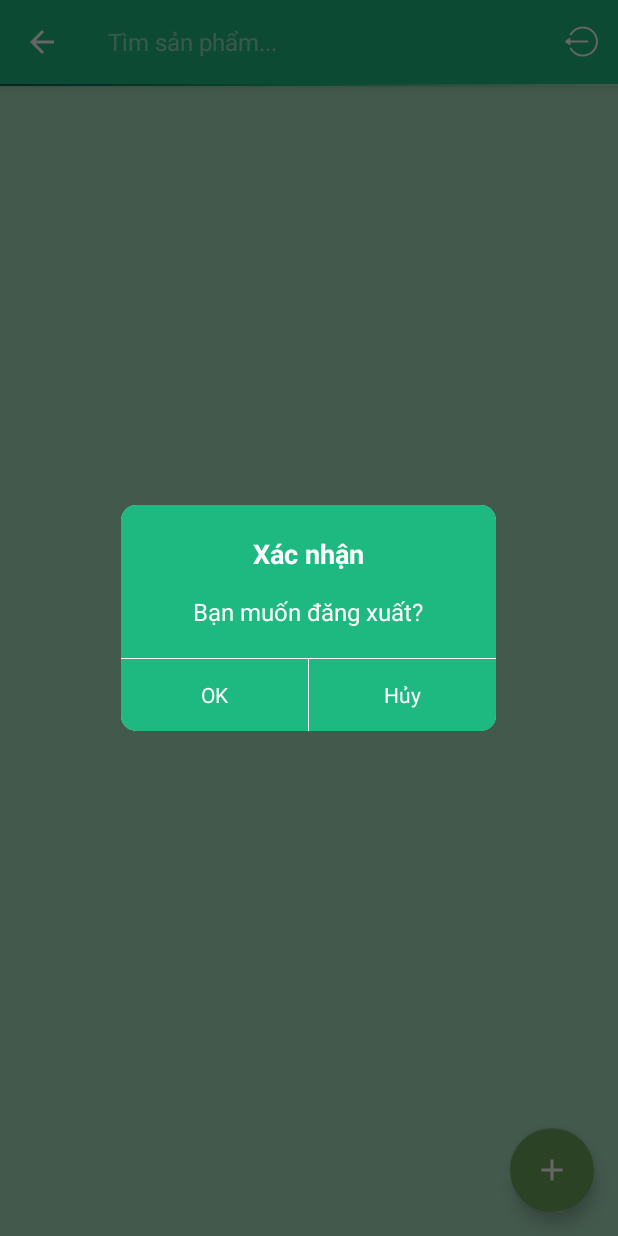
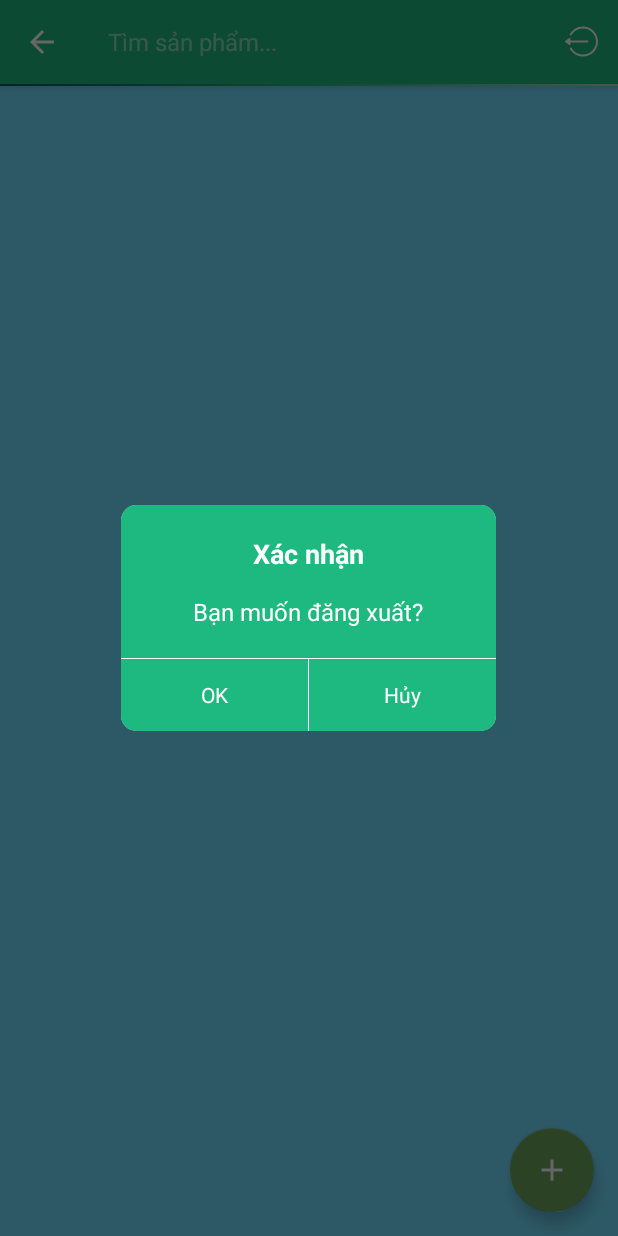
Before and after one commit to thientpps08209/asmnetworking_sale, an Android app: the MainActivity screen opened directly, with no data from a screen before it, after a tap on "Đăng xuất", on a phone screen of 412 x 824 dp. Run offline under Robolectric (Android 15) with nearby library versions, the light colour scheme and no system bars; our stand-ins replace Picasso; libraries missing offline, so code that uses them is left out: com.github.nkzawa.emitter, com.github.nkzawa.socketio; pictures from the network do not load; Roboto replaces fonts that are not available here; 4 statements that could not run were skipped; 1 other tap on this screen came first.

Commit message:
Update activity_main.xml

```diff
--- a/PS08209_PS08304ASM_NETWORKING/app/src/main/res/layout/activity_main.xml
+++ b/PS08209_PS08304ASM_NETWORKING/app/src/main/res/layout/activity_main.xml
@@ -5,7 +5,7 @@
     android:id="@+id/coordinatorLayout"
     android:layout_width="match_parent"
     android:layout_height="match_parent"
-    android:background="@color/green1"
+    android:background="@color/blue1"
     android:orientation="vertical"
     tools:context="com.example.ps08209_ps08304_ASMNETWORKING.Screens.MainActivity">
 
```
